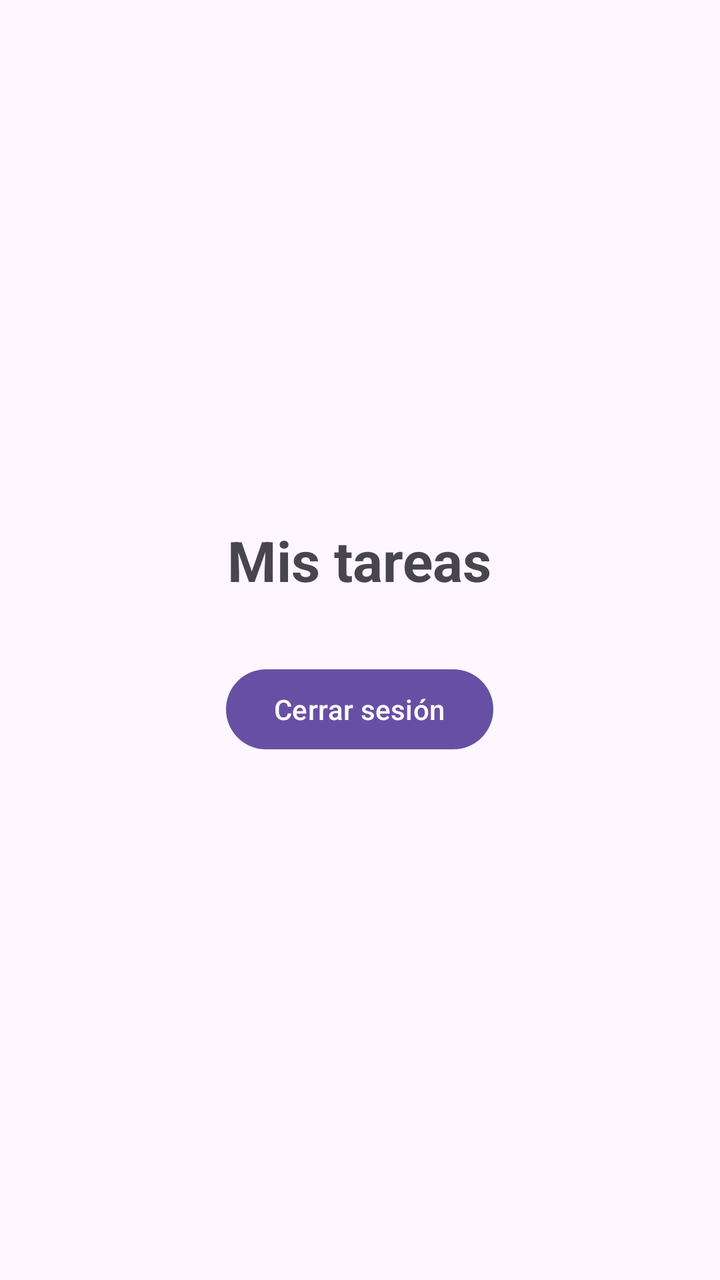
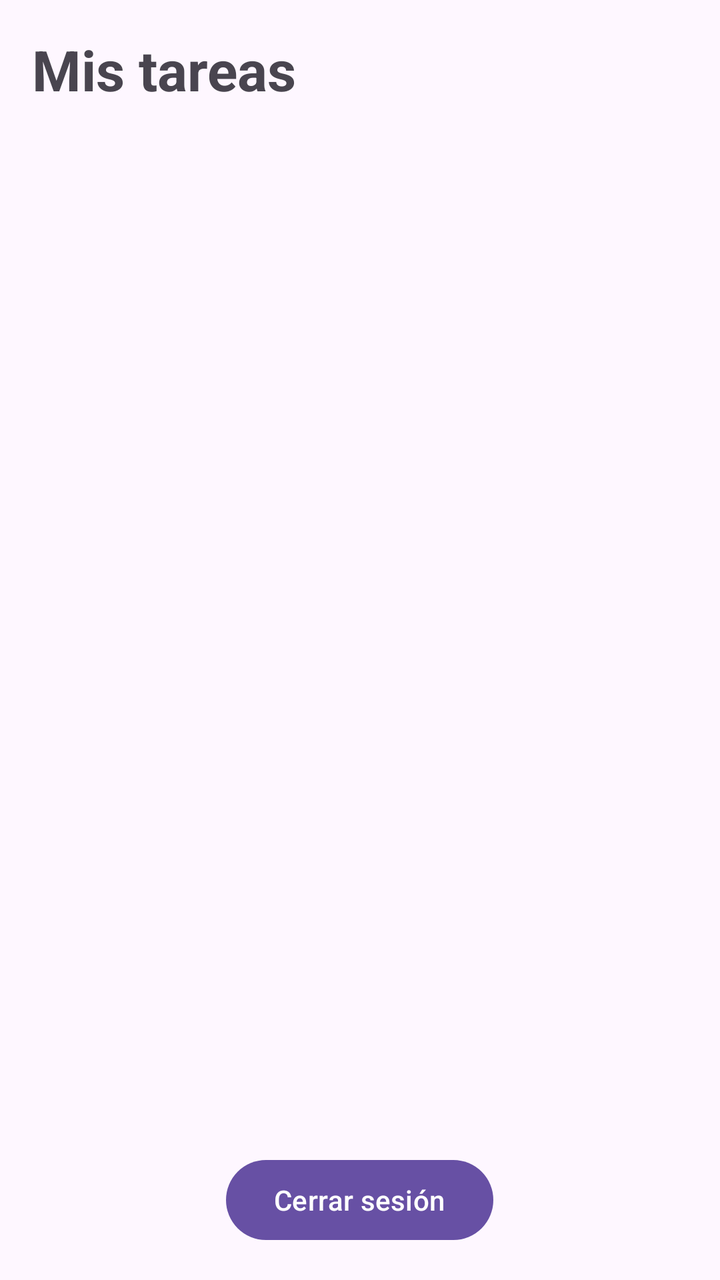

The first picture is an Android layout as it rendered before a commit; the second is the same layout after the commit. The layout source and the unified diff follow.
<!-- AndroidManifest.xml: application theme Theme.PROYECTO -->
<!-- res/layout/activity_lista_tareas.xml -->
<?xml version="1.0" encoding="utf-8"?>
<LinearLayout xmlns:android="http://schemas.android.com/apk/res/android"
    android:layout_width="match_parent"
    android:layout_height="match_parent"
    android:gravity="center"
    android:orientation="vertical"
    android:padding="24dp">

    <TextView
        android:id="@+id/tvTaskTitle"
        android:layout_width="wrap_content"
        android:layout_height="wrap_content"
        android:text="@string/task_list_title"
        android:textSize="28sp"
        android:textStyle="bold" />

    <com.google.android.material.button.MaterialButton
        android:id="@+id/btnLogout"
        android:layout_width="wrap_content"
        android:layout_height="wrap_content"
        android:layout_marginTop="32dp"
        android:text="@string/logout_button" />
</LinearLayout>
<!-- resources referenced by this layout -->
<resources>
  <string name="logout_button">Cerrar sesión</string>
  <string name="task_list_title">Mis tareas</string>
  <style name="Theme.PROYECTO" parent="Base.Theme.PROYECTO" />
  <style name="Base.Theme.PROYECTO" parent="Theme.Material3.DayNight.NoActionBar">
          
          
      </style>
</resources>

<!-- the commit's change to res/layout/activity_lista_tareas.xml (unified diff, before → after) -->
@@ -2,22 +2,28 @@
 <LinearLayout xmlns:android="http://schemas.android.com/apk/res/android"
     android:layout_width="match_parent"
     android:layout_height="match_parent"
-    android:gravity="center"
     android:orientation="vertical"
-    android:padding="24dp">
+    android:padding="16dp">
 
     <TextView
         android:id="@+id/tvTaskTitle"
         android:layout_width="wrap_content"
         android:layout_height="wrap_content"
+        android:layout_marginBottom="16dp"
         android:text="@string/task_list_title"
         android:textSize="28sp"
         android:textStyle="bold" />
+
+    <androidx.recyclerview.widget.RecyclerView
+        android:id="@+id/rvTasks"
+        android:layout_width="match_parent"
+        android:layout_height="0dp"
+        android:layout_weight="1" />
 
     <com.google.android.material.button.MaterialButton
         android:id="@+id/btnLogout"
         android:layout_width="wrap_content"
         android:layout_height="wrap_content"
-        android:layout_marginTop="32dp"
+        android:layout_gravity="center_horizontal"
         android:text="@string/logout_button" />
 </LinearLayout>
